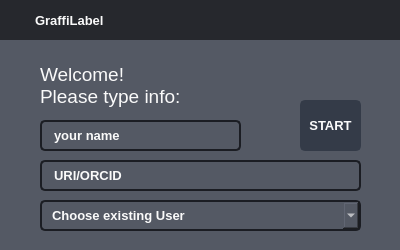
Qt form app/gui_user.ui (GraffitiProjectINDIGO/GRAPHIS) before a commit.
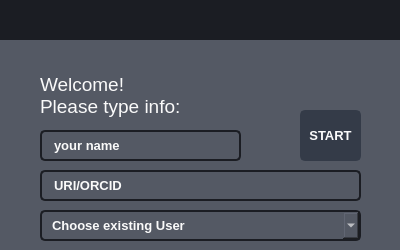
The same form after that commit. Icons and pictures are not drawn.

Commit message: changed to graphis - new logo geometric operations fixed polygon problem with intersection fixed tree view scroll bar and expanding to show full content

The edit to the form file:
```diff
--- a/app/gui_user.ui
+++ b/app/gui_user.ui
@@ -799,7 +799,7 @@
          </size>
         </property>
         <property name="styleSheet">
-         <string notr="true">background-color: transparent;</string>
+         <string notr="true">background-color: rgba(27, 29, 35, 255)</string>
         </property>
         <property name="frameShape">
          <enum>QFrame::NoFrame</enum>
@@ -807,179 +807,21 @@
         <property name="frameShadow">
          <enum>QFrame::Raised</enum>
         </property>
-        <layout class="QHBoxLayout" name="horizontalLayout_3">
-         <property name="spacing">
-          <number>0</number>
-         </property>
-         <property name="leftMargin">
-          <number>0</number>
-         </property>
-         <property name="topMargin">
-          <number>0</number>
-         </property>
-         <property name="rightMargin">
-          <number>0</number>
-         </property>
-         <property name="bottomMargin">
-          <number>0</number>
-         </property>
-         <item>
-          <widget class="QFrame" name="frame_toggle1">
-           <property name="maximumSize">
-            <size>
-             <width>70</width>
-             <height>16777215</height>
-            </size>
-           </property>
-           <property name="styleSheet">
-            <string notr="true">background-color: rgb(27, 29, 35);</string>
-           </property>
-           <property name="frameShape">
-            <enum>QFrame::NoFrame</enum>
-           </property>
-           <property name="frameShadow">
-            <enum>QFrame::Raised</enum>
-           </property>
-           <layout class="QVBoxLayout" name="verticalLayout_3">
-            <property name="spacing">
-             <number>0</number>
-            </property>
-            <property name="leftMargin">
-             <number>0</number>
-            </property>
-            <property name="topMargin">
-             <number>0</number>
-            </property>
-            <property name="rightMargin">
-             <number>0</number>
-            </property>
-            <property name="bottomMargin">
-             <number>0</number>
-            </property>
-           </layout>
-          </widget>
-         </item>
-         <item>
-          <widget class="QFrame" name="frame_top_right1">
-           <property name="maximumSize">
-            <size>
-             <width>16777215</width>
-             <height>50</height>
-            </size>
-           </property>
-           <property name="styleSheet">
-            <string notr="true">background: transparent;</string>
-           </property>
-           <property name="frameShape">
-            <enum>QFrame::NoFrame</enum>
-           </property>
-           <property name="frameShadow">
-            <enum>QFrame::Raised</enum>
-           </property>
-           <layout class="QVBoxLayout" name="verticalLayout_2">
-            <property name="spacing">
-             <number>0</number>
-            </property>
-            <property name="leftMargin">
-             <number>0</number>
-            </property>
-            <property name="topMargin">
-             <number>0</number>
-            </property>
-            <property name="rightMargin">
-             <number>0</number>
-            </property>
-            <property name="bottomMargin">
-             <number>0</number>
-            </property>
-            <item>
-             <widget class="QFrame" name="frame_top_btns1">
-              <property name="maximumSize">
-               <size>
-                <width>16777215</width>
-                <height>42</height>
-               </size>
-              </property>
-              <property name="styleSheet">
-               <string notr="true">background-color: rgba(27, 29, 35, 200)</string>
-              </property>
-              <property name="frameShape">
-               <enum>QFrame::NoFrame</enum>
-              </property>
-              <property name="frameShadow">
-               <enum>QFrame::Raised</enum>
-              </property>
-              <layout class="QHBoxLayout" name="horizontalLayout_4">
-               <property name="spacing">
-                <number>0</number>
-               </property>
-               <property name="leftMargin">
-                <number>0</number>
-               </property>
-               <property name="topMargin">
-                <number>0</number>
-               </property>
-               <property name="rightMargin">
-                <number>0</number>
-               </property>
-               <property name="bottomMargin">
-                <number>0</number>
-               </property>
-               <item>
-                <widget class="QFrame" name="frame_label_top_btns1">
-                 <property name="sizePolicy">
-                  <sizepolicy hsizetype="Expanding" vsizetype="Preferred">
-                   <horstretch>0</horstretch>
-                   <verstretch>0</verstretch>
-                  </sizepolicy>
-                 </property>
-                 <property name="frameShape">
-                  <enum>QFrame::NoFrame</enum>
-                 </property>
-                 <property name="frameShadow">
-                  <enum>QFrame::Raised</enum>
-                 </property>
-                 <layout class="QHBoxLayout" name="horizontalLayout_10">
-                  <property name="spacing">
-                   <number>0</number>
-                  </property>
-                  <property name="leftMargin">
-                   <number>5</number>
-                  </property>
-                  <property name="topMargin">
-                   <number>0</number>
-                  </property>
-                  <property name="rightMargin">
-                   <number>10</number>
-                  </property>
-                  <property name="bottomMargin">
-                   <number>0</number>
-                  </property>
-                  <item>
-                   <widget class="QFrame" name="frame_icon_top_bar1">
-                    <property name="maximumSize">
-                     <size>
-                      <width>30</width>
-                      <height>30</height>
-                     </size>
-                    </property>
-                    <property name="styleSheet">
-                     <string notr="true">background: transparent;
-background-image:url(:/icons/icons/top_icon.png);
-background-position: center;
-background-repeat: no-repeat;
-</string>
-                    </property>
-                    <property name="frameShape">
-                     <enum>QFrame::StyledPanel</enum>
-                    </property>
-                    <property name="frameShadow">
-                     <enum>QFrame::Raised</enum>
-                    </property>
-                   </widget>
-                  </item>
-                  <item>
                    <widget class="QLabel" name="label_title_bar_top1">
+         <property name="geometry">
+          <rect>
+           <x>10</x>
+           <y>5</y>
+           <width>200</width>
+           <height>31</height>
+          </rect>
+         </property>
+         <property name="maximumSize">
+          <size>
+           <width>200</width>
+           <height>31</height>
+          </size>
+         </property>
                     <property name="font">
                      <font>
                       <family>Segoe UI</family>
@@ -993,59 +835,15 @@
 color: rgb(250, 250, 250);</string>
                     </property>
                     <property name="text">
-                     <string>GraffiLabel</string>
-                    </property>
-                   </widget>
-                  </item>
-                 </layout>
-                </widget>
-               </item>
-               <item alignment="Qt::AlignRight">
-                <widget class="QFrame" name="frame_btns_right1">
-                 <property name="sizePolicy">
-                  <sizepolicy hsizetype="Expanding" vsizetype="Preferred">
-                   <horstretch>0</horstretch>
-                   <verstretch>0</verstretch>
-                  </sizepolicy>
-                 </property>
-                 <property name="maximumSize">
-                  <size>
-                   <width>120</width>
-                   <height>16777215</height>
-                  </size>
-                 </property>
-                 <property name="frameShape">
-                  <enum>QFrame::NoFrame</enum>
-                 </property>
-                 <property name="frameShadow">
-                  <enum>QFrame::Raised</enum>
-                 </property>
-                 <layout class="QHBoxLayout" name="horizontalLayout_5">
-                  <property name="spacing">
-                   <number>0</number>
-                  </property>
-                  <property name="leftMargin">
-                   <number>0</number>
-                  </property>
-                  <property name="topMargin">
-                   <number>0</number>
-                  </property>
-                  <property name="rightMargin">
-                   <number>0</number>
-                  </property>
-                  <property name="bottomMargin">
-                   <number>0</number>
-                  </property>
-                 </layout>
-                </widget>
-               </item>
-              </layout>
-             </widget>
-            </item>
-           </layout>
-          </widget>
-         </item>
-        </layout>
+          <string/>
+         </property>
+         <property name="pixmap">
+          <pixmap resource="files.qrc">:/icons/icons/INDIGO_logoGRAPHIS_text.png</pixmap>
+         </property>
+         <property name="scaledContents">
+          <bool>true</bool>
+         </property>
+        </widget>
        </widget>
       </item>
       <item>
@@ -1057,7 +855,7 @@
          </sizepolicy>
         </property>
         <property name="styleSheet">
-         <string notr="true">background-color: rgb(40, 44, 52);</string>
+         <string notr="true">background-color:rgb(84, 89, 100);</string>
         </property>
         <property name="frameShape">
          <enum>QFrame::NoFrame</enum>
@@ -1065,90 +863,11 @@
         <property name="frameShadow">
          <enum>QFrame::Raised</enum>
         </property>
-        <layout class="QVBoxLayout" name="verticalLayout_5">
-         <property name="spacing">
-          <number>0</number>
-         </property>
-         <property name="leftMargin">
-          <number>0</number>
-         </property>
-         <property name="topMargin">
-          <number>0</number>
-         </property>
-         <property name="rightMargin">
-          <number>0</number>
-         </property>
-         <property name="bottomMargin">
-          <number>0</number>
-         </property>
-         <item>
-          <widget class="QFrame" name="frame_content_right1">
-           <property name="styleSheet">
-            <string notr="true">background-color: rgb(84, 89, 100);</string>
-           </property>
-           <property name="frameShape">
-            <enum>QFrame::NoFrame</enum>
-           </property>
-           <property name="frameShadow">
-            <enum>QFrame::Raised</enum>
-           </property>
-           <widget class="QLabel" name="label_credits1">
-            <property name="geometry">
-             <rect>
-              <x>40</x>
-              <y>20</y>
-              <width>141</width>
-              <height>51</height>
-             </rect>
-            </property>
-            <property name="font">
-             <font>
-              <family>Segoe UI</family>
-              <pointsize>14</pointsize>
-             </font>
-            </property>
-            <property name="cursor">
-             <cursorShape>ArrowCursor</cursorShape>
-            </property>
-            <property name="styleSheet">
-             <string notr="true">color: rgb(250, 250, 250);</string>
-            </property>
-            <property name="text">
-             <string>Welcome!
-Please type info:</string>
-            </property>
-            <property name="alignment">
-             <set>Qt::AlignLeading|Qt::AlignLeft|Qt::AlignVCenter</set>
-            </property>
-           </widget>
-           <widget class="QLineEdit" name="input_user">
-            <property name="geometry">
-             <rect>
-              <x>40</x>
-              <y>80</y>
-              <width>201</width>
-              <height>31</height>
-             </rect>
-            </property>
-            <property name="font">
-             <font>
-              <pointsize>10</pointsize>
-              <weight>75</weight>
-              <bold>true</bold>
-             </font>
-            </property>
-            <property name="styleSheet">
-             <string notr="true">color: rgb(250, 250, 250);</string>
-            </property>
-            <property name="text">
-             <string>your name</string>
-            </property>
-           </widget>
            <widget class="QPushButton" name="save_user">
             <property name="geometry">
              <rect>
               <x>300</x>
-              <y>60</y>
+           <y>70</y>
               <width>61</width>
               <height>51</height>
              </rect>
@@ -1185,7 +904,7 @@
             <property name="geometry">
              <rect>
               <x>80</x>
-              <y>0</y>
+           <y>10</y>
               <width>251</width>
               <height>21</height>
              </rect>
@@ -1204,34 +923,40 @@
              <string/>
             </property>
            </widget>
-           <widget class="QLineEdit" name="input_uri">
+        <widget class="QLabel" name="label_credits1">
             <property name="geometry">
              <rect>
               <x>40</x>
-              <y>120</y>
-              <width>321</width>
-              <height>31</height>
+           <y>30</y>
+           <width>141</width>
+           <height>51</height>
              </rect>
             </property>
             <property name="font">
              <font>
-              <pointsize>10</pointsize>
-              <weight>75</weight>
-              <bold>true</bold>
-             </font>
-            </property>
+           <family>Segoe UI</family>
+           <pointsize>14</pointsize>
+          </font>
+         </property>
+         <property name="cursor">
+          <cursorShape>ArrowCursor</cursorShape>
+         </property>
             <property name="styleSheet">
              <string notr="true">color: rgb(250, 250, 250);</string>
             </property>
             <property name="text">
-             <string>URI/ORCID</string>
+          <string>Welcome!
+Please type info:</string>
+         </property>
+         <property name="alignment">
+          <set>Qt::AlignLeading|Qt::AlignLeft|Qt::AlignVCenter</set>
             </property>
            </widget>
            <widget class="QComboBox" name="combo_user">
             <property name="geometry">
              <rect>
               <x>40</x>
-              <y>160</y>
+           <y>170</y>
               <width>321</width>
               <height>31</height>
              </rect>
@@ -1252,9 +977,52 @@
              </property>
             </item>
            </widget>
-          </widget>
-         </item>
-        </layout>
+        <widget class="QLineEdit" name="input_user">
+         <property name="geometry">
+          <rect>
+           <x>40</x>
+           <y>90</y>
+           <width>201</width>
+           <height>31</height>
+          </rect>
+         </property>
+         <property name="font">
+          <font>
+           <pointsize>10</pointsize>
+           <weight>75</weight>
+           <bold>true</bold>
+          </font>
+         </property>
+         <property name="styleSheet">
+          <string notr="true">color: rgb(250, 250, 250);</string>
+         </property>
+         <property name="text">
+          <string>your name</string>
+         </property>
+        </widget>
+        <widget class="QLineEdit" name="input_uri">
+         <property name="geometry">
+          <rect>
+           <x>40</x>
+           <y>130</y>
+           <width>321</width>
+           <height>31</height>
+          </rect>
+         </property>
+         <property name="font">
+          <font>
+           <pointsize>10</pointsize>
+           <weight>75</weight>
+           <bold>true</bold>
+          </font>
+         </property>
+         <property name="styleSheet">
+          <string notr="true">color: rgb(250, 250, 250);</string>
+         </property>
+         <property name="text">
+          <string>URI/ORCID</string>
+         </property>
+        </widget>
        </widget>
       </item>
      </layout>
```
Lines whose indentation alone changed are shown as unchanged. The commit also changes 15 other files.
